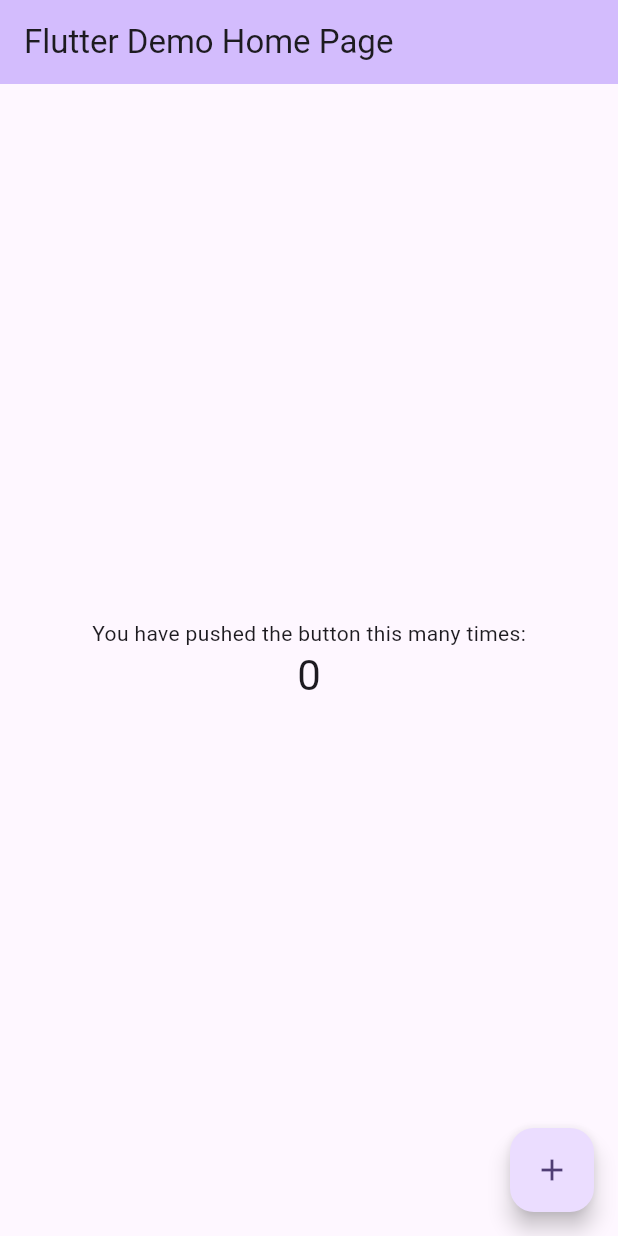
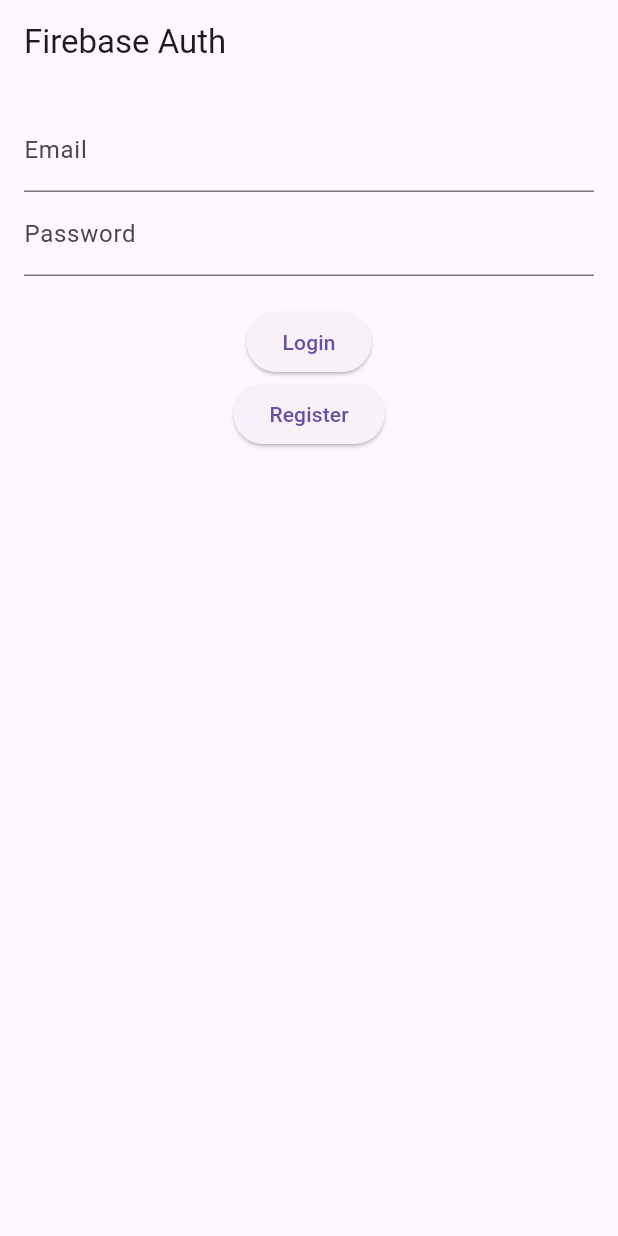
Before and after one commit to ajaysk3433/Split-Bill, a Flutter app: the screen it shows after launch, on a phone screen of 412 x 824 dp. Run offline on Flutter 3.47's test engine with Material 3 defaults, Android fonts, the phone set to English and light mode, and no system bars; our stand-ins replace firebase_auth, firebase_core; accounts and stored records are empty; generated files the repository leaves out were written again.

Commit message:
set up firebase

```diff
--- /dev/null
+++ b/lib/LoginScreen.dart
@@ -0,0 +1,73 @@
+import 'package:flutter/material.dart';
+import 'package:firebase_auth/firebase_auth.dart';
+
+class LoginScreen extends StatefulWidget {
+  @override
+  _LoginScreenState createState() => _LoginScreenState();
+}
+
+class _LoginScreenState extends State<LoginScreen> {
+  final FirebaseAuth _auth = FirebaseAuth.instance;
+  final TextEditingController _emailController = TextEditingController();
+  final TextEditingController _passwordController = TextEditingController();
+
+  void _register() async {
+    try {
+      UserCredential userCredential = await _auth.createUserWithEmailAndPassword(
+        email: _emailController.text.trim(),
+        password: _passwordController.text.trim(),
+      );
+      ScaffoldMessenger.of(context).showSnackBar(
+        SnackBar(content: Text('Registered Successfully!')),
+      );
+    } on FirebaseAuthException catch (e) {
+      ScaffoldMessenger.of(context).showSnackBar(
+        SnackBar(content: Text(e.message ?? 'Registration Failed')),
+      );
+    }
+  }
+
+  void _login() async {
+    try {
+      UserCredential userCredential = await _auth.signInWithEmailAndPassword(
+        email: _emailController.text.trim(),
+        password: _passwordController.text.trim(),
+      );
+      ScaffoldMessenger.of(context).showSnackBar(
+        SnackBar(content: Text('Login Successful!')),
+
+      );
+
+    } on FirebaseAuthException catch (e) {
+      ScaffoldMessenger.of(context).showSnackBar(
+        SnackBar(content: Text(e.message ?? 'Login Failed')),
+      );
+    }
+  }
+
+  @override
+  Widget build(BuildContext context) {
+    return Scaffold(
+      appBar: AppBar(title: Text('Firebase Auth')),
+      body: Padding(
+        padding: EdgeInsets.all(16),
+        child: Column(
+          children: [
+            TextField(
+              controller: _emailController,
+              decoration: InputDecoration(labelText: 'Email'),
+            ),
+            TextField(
+              controller: _passwordController,
+              decoration: InputDecoration(labelText: 'Password'),
+              obscureText: true,
+            ),
+            SizedBox(height: 20),
+            ElevatedButton(onPressed: _login, child: Text('Login')),
+            ElevatedButton(onPressed: _register, child: Text('Register')),
+          ],
+        ),
+      ),
+    );
+  }
+}
--- a/lib/main.dart
+++ b/lib/main.dart
@@ -1,122 +1,25 @@
 import 'package:flutter/material.dart';
+import 'package:firebase_core/firebase_core.dart';
+import 'firebase_options.dart'; // Generated by FlutterFire CLI
+import 'package:split_bill/LoginScreen.dart';
+import 'package:firebase_auth/firebase_auth.dart';
 
-void main() {
-  runApp(const MyApp());
+void main() async {
+  WidgetsFlutterBinding.ensureInitialized();
+  await Firebase.initializeApp(
+    options: DefaultFirebaseOptions.currentPlatform,
+  );
+  await FirebaseAuth.instance.useAuthEmulator('192.168.1.12', 9099);
+
+  runApp(MyApp());
 }
 
 class MyApp extends StatelessWidget {
-  const MyApp({super.key});
-
-  // This widget is the root of your application.
   @override
   Widget build(BuildContext context) {
     return MaterialApp(
-      title: 'Flutter Demo',
-      theme: ThemeData(
-        // This is the theme of your application.
-        //
-        // TRY THIS: Try running your application with "flutter run". You'll see
-        // the application has a purple toolbar. Then, without quitting the app,
-        // try changing the seedColor in the colorScheme below to Colors.green
-        // and then invoke "hot reload" (save your changes or press the "hot
-        // reload" button in a Flutter-supported IDE, or press "r" if you used
-        // the command line to start the app).
-        //
-        // Notice that the counter didn't reset back to zero; the application
-        // state is not lost during the reload. To reset the state, use hot
-        // restart instead.
-        //
-        // This works for code too, not just values: Most code changes can be
-        // tested with just a hot reload.
-        colorScheme: .fromSeed(seedColor: Colors.deepPurple),
-      ),
-      home: const MyHomePage(title: 'Flutter Demo Home Page'),
+      title: 'Firebase Auth Demo',
+      home: LoginScreen(),
     );
   }
 }
-
-class MyHomePage extends StatefulWidget {
-  const MyHomePage({super.key, required this.title});
-
-  // This widget is the home page of your application. It is stateful, meaning
-  // that it has a State object (defined below) that contains fields that affect
-  // how it looks.
-
-  // This class is the configuration for the state. It holds the values (in this
-  // case the title) provided by the parent (in this case the App widget) and
-  // used by the build method of the State. Fields in a Widget subclass are
-  // always marked "final".
-
-  final String title;
-
-  @override
-  State<MyHomePage> createState() => _MyHomePageState();
-}
-
-class _MyHomePageState extends State<MyHomePage> {
-  int _counter = 0;
-
-  void _incrementCounter() {
-    setState(() {
-      // This call to setState tells the Flutter framework that something has
-      // changed in this State, which causes it to rerun the build method below
-      // so that the display can reflect the updated values. If we changed
-      // _counter without calling setState(), then the build method would not be
-      // called again, and so nothing would appear to happen.
-      _counter++;
-    });
-  }
-
-  @override
-  Widget build(BuildContext context) {
-    // This method is rerun every time setState is called, for instance as done
-    // by the _incrementCounter method above.
-    //
-    // The Flutter framework has been optimized to make rerunning build methods
-    // fast, so that you can just rebuild anything that needs updating rather
-    // than having to individually change instances of widgets.
-    return Scaffold(
-      appBar: AppBar(
-        // TRY THIS: Try changing the color here to a specific color (to
-        // Colors.amber, perhaps?) and trigger a hot reload to see the AppBar
-        // change color while the other colors stay the same.
-        backgroundColor: Theme.of(context).colorScheme.inversePrimary,
-        // Here we take the value from the MyHomePage object that was created by
-        // the App.build method, and use it to set our appbar title.
-        title: Text(widget.title),
-      ),
-      body: Center(
-        // Center is a layout widget. It takes a single child and positions it
-        // in the middle of the parent.
-        child: Column(
-          // Column is also a layout widget. It takes a list of children and
-          // arranges them vertically. By default, it sizes itself to fit its
-          // children horizontally, and tries to be as tall as its parent.
-          //
-          // Column has various properties to control how it sizes itself and
-          // how it positions its children. Here we use mainAxisAlignment to
-          // center the children vertically; the main axis here is the vertical
-          // axis because Columns are vertical (the cross axis would be
-          // horizontal).
-          //
-          // TRY THIS: Invoke "debug painting" (choose the "Toggle Debug Paint"
-          // action in the IDE, or press "p" in the console), to see the
-          // wireframe for each widget.
-          mainAxisAlignment: .center,
-          children: [
-            const Text('You have pushed the button this many times:'),
-            Text(
-              '$_counter',
-              style: Theme.of(context).textTheme.headlineMedium,
-            ),
-          ],
-        ),
-      ),
-      floatingActionButton: FloatingActionButton(
-        onPressed: _incrementCounter,
-        tooltip: 'Increment',
-        child: const Icon(Icons.add),
-      ),
-    );
-  }
-}
--- a/pubspec.yaml
+++ b/pubspec.yaml
@@ -34,6 +34,8 @@ dependencies:
   # The following adds the Cupertino Icons font to your application.
   # Use with the CupertinoIcons class for iOS style icons.
   cupertino_icons: ^1.0.8
+  firebase_core: ^4.3.0
+  firebase_auth: ^6.1.3
 
 dev_dependencies:
   flutter_test:
```
Also changed, not shown: pubspec.lock, 3 other files.
